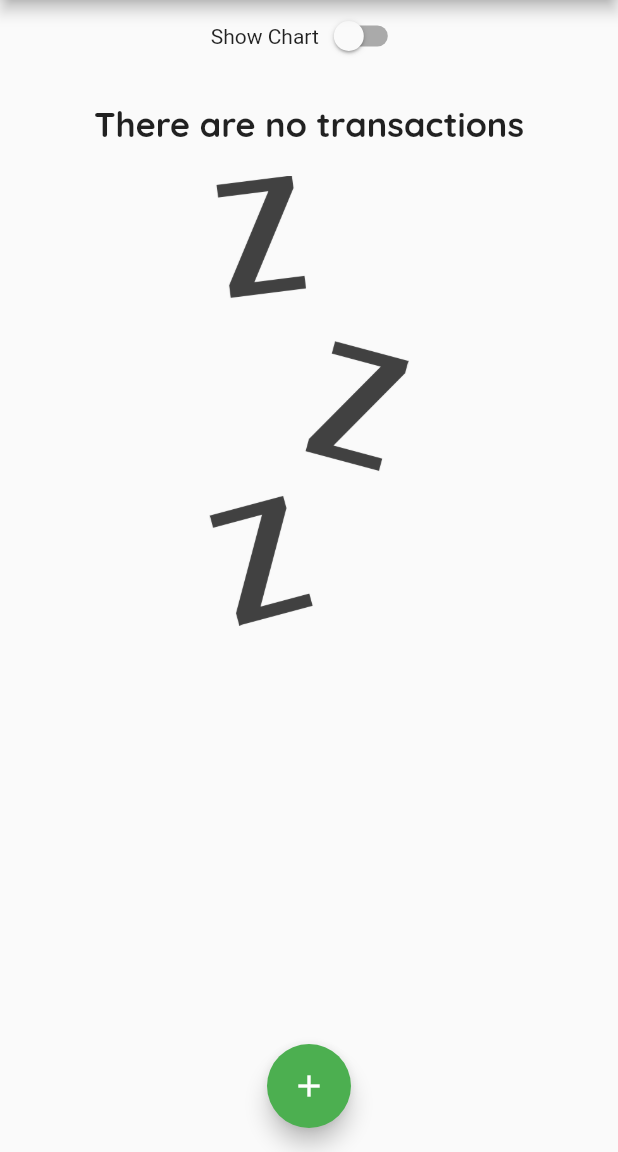
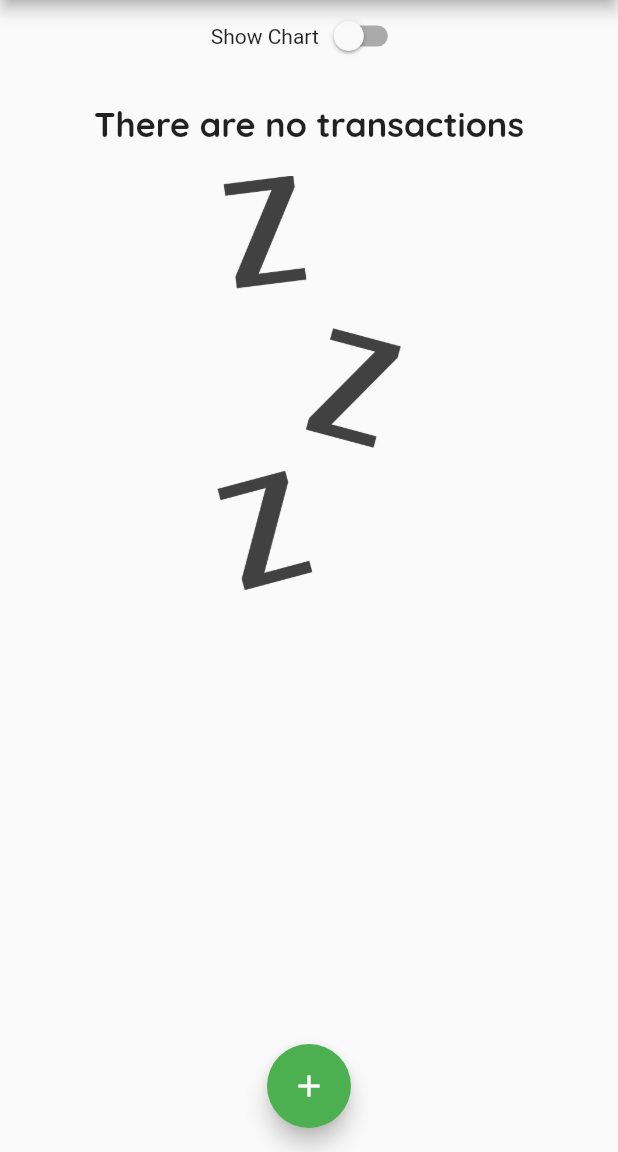
Before and after one commit to RichFlair/expenses-app, a Flutter app: the screen it shows after launch, on a phone screen of 412 x 824 dp, the part 84-1236 px from its top. Run offline on Flutter 3.47's test engine with Material 2 defaults, Android fonts, the phone set to English and light mode, and no system bars.

Commit message:
responsiveness(Configuruing landscape mode)

```diff
--- a/lib/main.dart
+++ b/lib/main.dart
@@ -148,7 +148,7 @@ class _MyHomePageState extends State<MyHomePage> {
                     height: ((MediaQuery.of(context).size.height -
                             appBar.preferredSize.height -
                             MediaQuery.of(context).viewPadding.top) *
-                        0.22),
+                        0.6),
                     child: Chart(recentTransaction: _recentTransaction),
                   )
                 // transaction list
@@ -156,7 +156,7 @@ class _MyHomePageState extends State<MyHomePage> {
                     height: ((MediaQuery.of(context).size.height -
                             appBar.preferredSize.height -
                             MediaQuery.of(context).viewPadding.top) *
-                        0.78),
+                        0.6),
                     child: TransactionList(
                         transactions: _userTransactions,
                         deleteTransaction: _deleteTransaction),
--- a/lib/widgets/transaction_list.dart
+++ b/lib/widgets/transaction_list.dart
@@ -19,7 +19,9 @@ class TransactionList extends StatelessWidget {
     return SizedBox(
       height: 650,
       child: transactions.isEmpty
-          ? Column(
+          ? LayoutBuilder(
+              builder: (context, constraints) {
+                return Column(
                   children: [
                     const SizedBox(height: 20),
                     Text(
@@ -28,13 +30,15 @@ class TransactionList extends StatelessWidget {
                     ),
                     const SizedBox(height: 20),
                     SizedBox(
-                  height: 300,
+                      height: constraints.maxHeight * 0.6,
                       child: Image.asset(
                         'assets/images/waiting.png',
                         fit: BoxFit.contain,
                       ),
                     ),
                   ],
+                );
+              },
             )
           : ListView.builder(
               itemBuilder: (context, index) {
```
Lines whose indentation alone changed are shown as unchanged.
